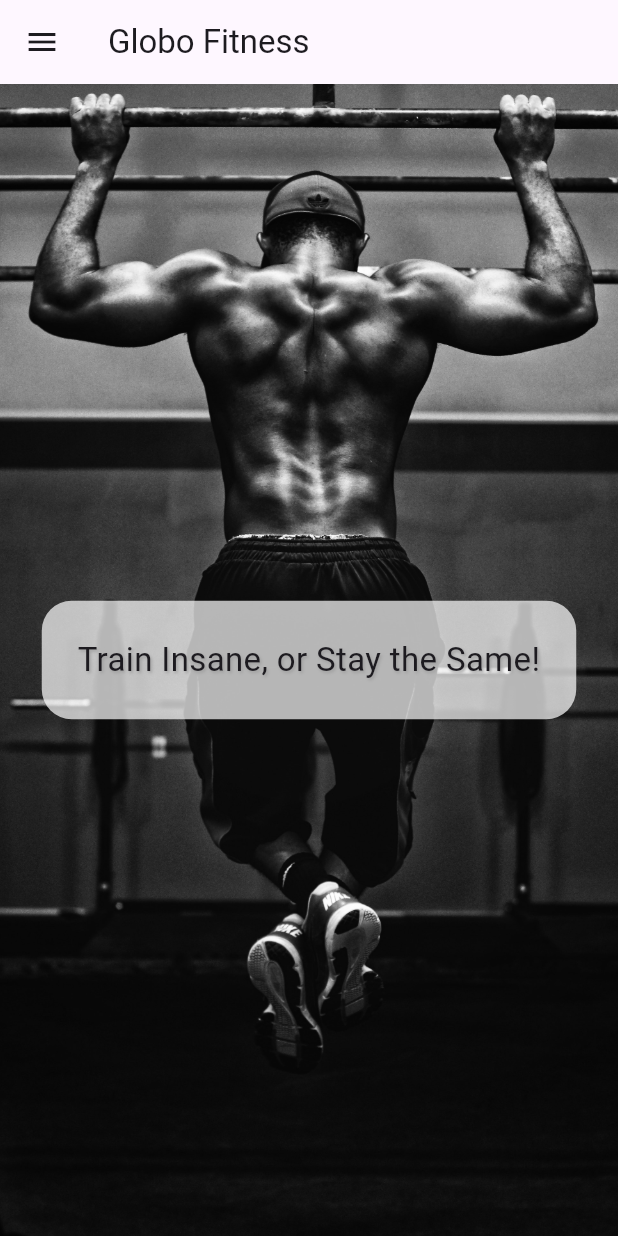
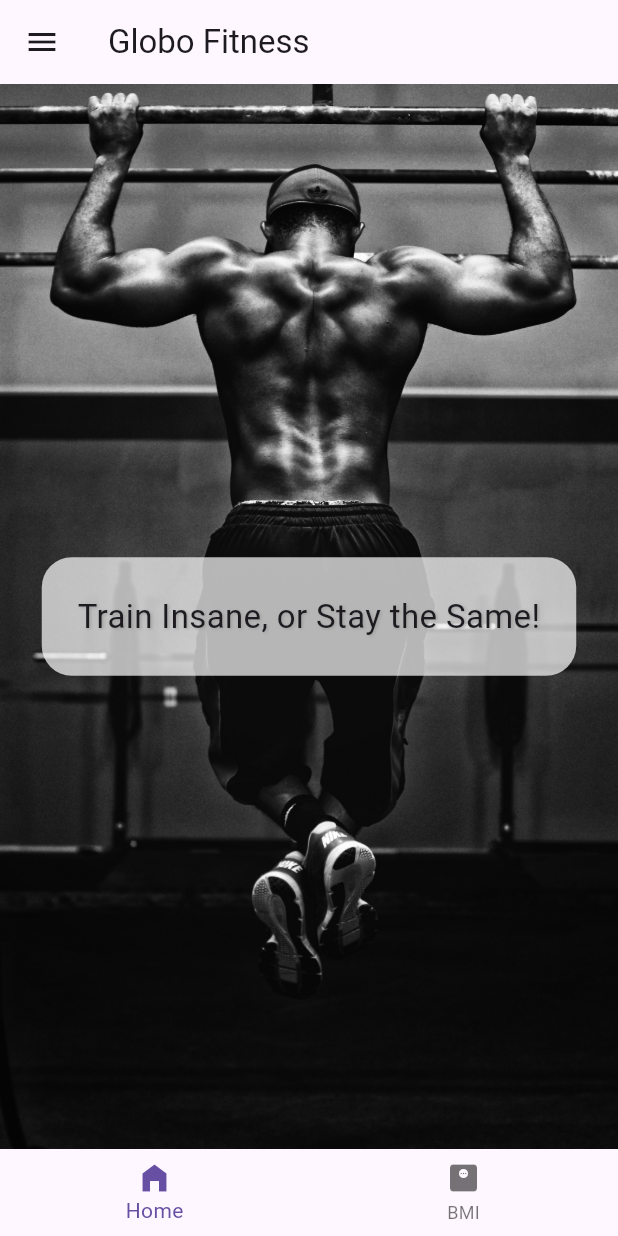
Before and after one commit to randy-kip/flutter-2-getting-started, a Flutter app: the screen it shows after launch, on a phone screen of 412 x 824 dp. Run offline on Flutter 3.47's test engine with Material 3 defaults, Android fonts, the phone set to English and light mode, and no system bars.

Commit message:
1. feat: Create routes within main.dart. 2. feat: Create a bottom navigation bar.

```diff
--- a/lib/main.dart
+++ b/lib/main.dart
@@ -1,4 +1,5 @@
 import 'package:flutter/material.dart';
+import 'package:globo_fitness/screens/bmi_screen.dart';
 import 'screens/intro_screens.dart';
 
 void main() {
@@ -11,6 +12,12 @@ class GlobeApp extends StatelessWidget {
   @override
   Widget build(BuildContext context) {
     return MaterialApp(
-      theme: ThemeData(primarySwatch: Colors.blueGrey), home: const IntroScreen());
+      theme: ThemeData(primarySwatch: Colors.blueGrey),
+      routes: {
+        '/': (context) => const IntroScreen(),
+        '/bmi': (context) => const BmiScreen(),
+      },
+      initialRoute: '/',
+    );
   }
 }
--- a/lib/screens/bmi_screen.dart
+++ b/lib/screens/bmi_screen.dart
@@ -1,5 +1,5 @@
 import 'package:flutter/material.dart';
-// import '../shared/menu_bottom.dart';
+import '../shared/menu_bottom.dart';
 import '../shared/menu_drawer.dart';
 
 class BmiScreen extends StatelessWidget {
@@ -9,7 +9,7 @@ class BmiScreen extends StatelessWidget {
   Widget build(BuildContext context) {
     return Scaffold(
       appBar: AppBar(title: const Text('BMI Calculator')),
-      // bottomNavigationBar: MenuBottom(),
+      bottomNavigationBar: const MenuBottom(),
       drawer: const MenuDrawer(),
       body: const Center(child: FlutterLogo()),
     );
--- a/lib/screens/intro_screens.dart
+++ b/lib/screens/intro_screens.dart
@@ -1,4 +1,5 @@
 import 'package:flutter/material.dart';
+import 'package:globo_fitness/shared/menu_bottom.dart';
 import 'package:globo_fitness/shared/menu_drawer.dart';
 
 class IntroScreen extends StatelessWidget {
@@ -9,6 +10,7 @@ class IntroScreen extends StatelessWidget {
     return Scaffold(
         appBar: AppBar(title: const Text('Globo Fitness')),
         drawer: const MenuDrawer(),
+        bottomNavigationBar: const MenuBottom(),
         body: Container(
           decoration: const BoxDecoration(
               image: DecorationImage(
--- /dev/null
+++ b/lib/shared/menu_bottom.dart
@@ -0,0 +1,28 @@
+import 'package:flutter/material.dart';
+
+class MenuBottom extends StatelessWidget {
+  const MenuBottom({
+    Key? key,
+  }) : super(key: key);
+
+  @override
+  Widget build(BuildContext context) {
+    return BottomNavigationBar(
+      onTap: (int index) {
+        switch (index) {
+          case 0:
+            Navigator.pushNamed(context, '/');
+            break;
+          case 1:
+            Navigator.pushNamed(context, '/bmi');
+            break;
+        }
+      },
+      items: const [
+        BottomNavigationBarItem(icon: Icon(Icons.home_filled), label: 'Home'),
+        BottomNavigationBarItem(
+            icon: Icon(Icons.monitor_weight_rounded), label: 'BMI'),
+      ],
+    );
+  }
+}
```
